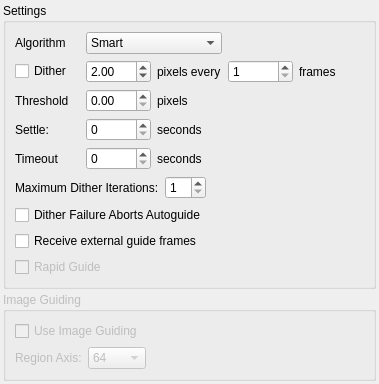
The window that kstars/ekos/guide/opsguide.ui (KDE/kstars) describes before a commit, drawn with Qt 5.
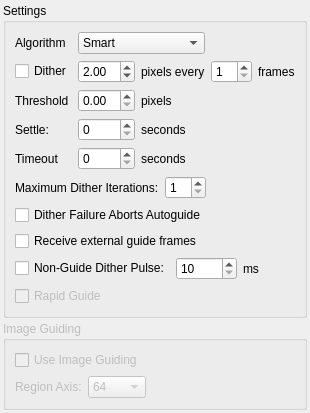
The same window after the commit.

Commit message: Add support to non-guiding dither

```diff
--- a/kstars/ekos/guide/opsguide.ui
+++ b/kstars/ekos/guide/opsguide.ui
@@ -6,8 +6,8 @@
    <rect>
     <x>0</x>
     <y>0</y>
-    <width>379</width>
-    <height>378</height>
+    <width>297</width>
+    <height>376</height>
    </rect>
   </property>
   <layout class="QVBoxLayout" name="verticalLayout">
@@ -258,6 +258,43 @@
         </property>
        </widget>
       </item>
+      <item>
+       <layout class="QHBoxLayout" name="horizontalLayout_3">
+        <item>
+         <widget class="QCheckBox" name="kcfg_DitherNoGuiding">
+          <property name="toolTip">
+           <string>Perform dithering when not guiding,</string>
+          </property>
+          <property name="text">
+           <string>Non-Guide Dither Pulse:</string>
+          </property>
+         </widget>
+        </item>
+        <item>
+         <widget class="QSpinBox" name="kcfg_DitherNoGuidingPulse">
+          <property name="toolTip">
+           <string>Pulse length in milliseconds to command mount motion in a random direction</string>
+          </property>
+          <property name="minimum">
+           <number>10</number>
+          </property>
+          <property name="maximum">
+           <number>10000</number>
+          </property>
+          <property name="singleStep">
+           <number>100</number>
+          </property>
+         </widget>
+        </item>
+        <item>
+         <widget class="QLabel" name="label_10">
+          <property name="text">
+           <string>ms</string>
+          </property>
+         </widget>
+        </item>
+       </layout>
+      </item>
       <item>
        <widget class="QCheckBox" name="kcfg_RapidGuideEnabled">
         <property name="enabled">
```
The commit also changes 4 other files.
